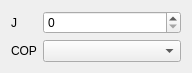
gsusdev/tup, file TupTool/form_fin.ui: the form before one commit.
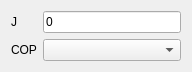
The form after the commit.

```diff
--- a/TupTool/form_fin.ui
+++ b/TupTool/form_fin.ui
@@ -21,9 +21,6 @@
      </property>
     </widget>
    </item>
-   <item row="0" column="1">
-    <widget class="QSpinBox" name="sbJ"/>
-   </item>
    <item row="1" column="0">
     <widget class="QLabel" name="label_2">
      <property name="text">
@@ -34,6 +31,13 @@
    <item row="1" column="1">
     <widget class="QComboBox" name="cbCop"/>
    </item>
+   <item row="0" column="1">
+    <widget class="QLineEdit" name="leJ">
+     <property name="text">
+      <string>0</string>
+     </property>
+    </widget>
+   </item>
   </layout>
  </widget>
  <resources/>
```
